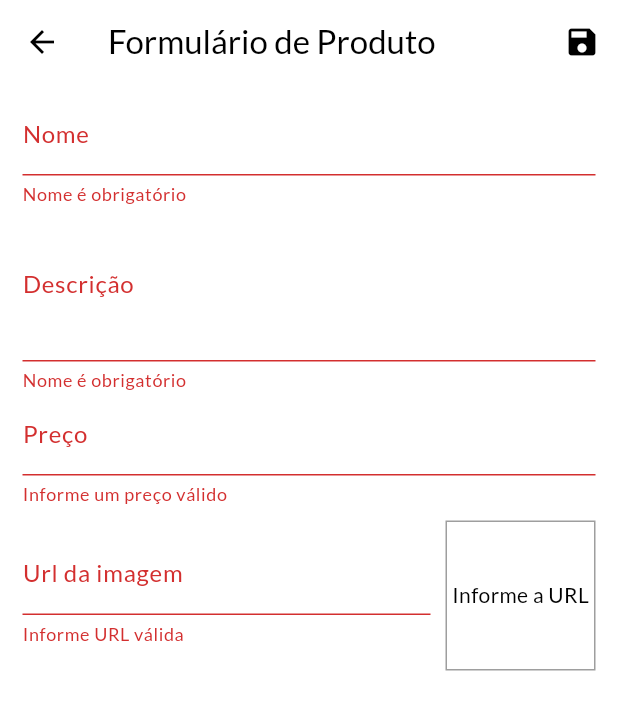
After one commit to igovyski/shop-flutter, a Flutter app: the ProductFormPage screen opened by its route, after a tap on the "save" icon, on a phone screen of 412 x 824 dp. The commit adds this screen. Shown: the top 710 px of the screen. Run offline on Flutter 3.47's test engine with Material 3 defaults, Android fonts, the phone set to English and light mode, and no system bars; network calls fail.

Commit message:
adicionando formularios

```diff
--- a/lib/components/order_widget.dart
+++ b/lib/components/order_widget.dart
@@ -50,14 +50,14 @@ class _OrderWidgetState extends State<OrderWidget> {
                       children: [
                         Text(
                           product.name,
-                          style: TextStyle(
+                          style: const TextStyle(
                             fontSize: 18,
                             fontWeight: FontWeight.bold,
                           ),
                         ),
                         Text(
                           '${product.quantidy}x R\$ ${product.price}',
-                          style: TextStyle(
+                          style: const TextStyle(
                             fontSize: 18,
                             color: Colors.grey,
                           ),
--- a/lib/components/product_grid.dart
+++ b/lib/components/product_grid.dart
@@ -1,6 +1,6 @@
 import 'package:flutter/material.dart';
 import 'package:provider/provider.dart';
-import 'package:shop/components/product_item.dart';
+import 'package:shop/components/product_grid_item.dart';
 import 'package:shop/models/product.dart';
 import 'package:shop/models/product_list.dart';
 
@@ -26,7 +26,7 @@ class ProductGrid extends StatelessWidget {
       ),
       itemBuilder: (ctx, i) => ChangeNotifierProvider.value(
         value: loadedProducts[i],
-        child: const ProductItem(),
+        child: const ProductGridItem(),
       ),
     );
   }
--- a/lib/main.dart
+++ b/lib/main.dart
@@ -5,6 +5,8 @@ import 'package:shop/models/product_list.dart';
 import 'package:shop/pages/cart_page.dart';
 import 'package:shop/pages/orders_page.dart';
 import 'package:shop/pages/product_detail_page.dart';
+import 'package:shop/pages/product_form_page.dart';
+import 'package:shop/pages/products_page.dart';
 import 'package:shop/pages/products_overview_page.dart';
 import 'package:shop/utils/app_routes.dart';
 import 'package:provider/provider.dart';
@@ -49,6 +51,8 @@ class MyApp extends StatelessWidget {
           AppRoutes.PRODUCT_DETAIL: (ctx) => const ProductDatailPage(),
           AppRoutes.CART: (ctx) => const CartPage(),
           AppRoutes.ORDERS: (ctx) => const OrdersPage(),
+          AppRoutes.PRODUCTS: (ctx) => const ProductsPage(),
+          AppRoutes.PRODUCT_FORM: (ctx) => const ProductFormPage(),
         },
         debugShowCheckedModeBanner: false,
       ),
--- a/lib/pages/product_detail_page.dart
+++ b/lib/pages/product_detail_page.dart
@@ -1,3 +1,5 @@
+// ignore_for_file: sized_box_for_whitespace
+
 import 'package:flutter/material.dart';
 import 'package:shop/models/product.dart';
 
--- /dev/null
+++ b/lib/pages/product_form_page.dart
@@ -0,0 +1,222 @@
+// ignore_for_file: no_leading_underscores_for_local_identifiers
+
+import 'package:flutter/material.dart';
+import 'package:provider/provider.dart';
+import 'package:shop/models/product.dart';
+import 'package:shop/models/product_list.dart';
+
+class ProductFormPage extends StatefulWidget {
+  const ProductFormPage({super.key});
+
+  @override
+  State<ProductFormPage> createState() => _ProductFormPageState();
+}
+
+class _ProductFormPageState extends State<ProductFormPage> {
+  final _priceFocus = FocusNode();
+  final _descriptionFocus = FocusNode();
+  final _imageUrlFocus = FocusNode();
+  final _imageUrlController = TextEditingController();
+
+  final _formKey = GlobalKey<FormState>();
+  final _formData = <String, Object>{};
+
+  @override
+  void initState() {
+    super.initState();
+    _imageUrlFocus.addListener(updateImage);
+  }
+
+  @override
+  void didChangeDependencies() {
+    super.didChangeDependencies();
+
+    if (_formData.isEmpty) {
+      final arg = ModalRoute.of(context)?.settings.arguments;
+
+      if (arg != null) {
+        final product = arg as Product;
+        _formData['id'] = product.id;
+        _formData['name'] = product.name;
+        _formData['price'] = product.price;
+        _formData['description'] = product.description;
+        _formData['imageUrl'] = product.imageUrl;
+
+        _imageUrlController.text = product.imageUrl;
+      }
+    }
+  }
+
+  @override
+  void dispose() {
+    super.dispose();
+    _priceFocus.dispose();
+    _descriptionFocus.dispose();
+    _imageUrlFocus.removeListener(updateImage);
+    _imageUrlFocus.dispose();
+  }
+
+  void updateImage() {
+    setState(() {});
+  }
+
+  bool _isValidImageUrl(String url) {
+    bool isValidUrl = Uri.tryParse(url)?.hasAbsolutePath ?? false;
+    bool endsWithFile = url.toLowerCase().endsWith('.png') ||
+        url.toLowerCase().endsWith('.jpg') ||
+        url.toLowerCase().endsWith('.jpeg');
+
+    return isValidUrl && endsWithFile;
+  }
+
+  void _submitForm() {
+    final isValid = _formKey.currentState?.validate() ?? false;
+
+    if (!isValid) {
+      return;
+    }
+
+    _formKey.currentState?.save();
+
+    Provider.of<ProductList>(context, listen: false).saveProduct(_formData);
+    Navigator.of(context).pop();
+  }
+
+  @override
+  Widget build(BuildContext context) {
+    return Scaffold(
+      appBar: AppBar(
+        title: const Text('Formulário de Produto'),
+        actions: [
+          IconButton(
+            onPressed: _submitForm,
+            icon: const Icon(Icons.save),
+          ),
+        ],
+      ),
+      body: Padding(
+        padding: const EdgeInsets.symmetric(vertical: 5, horizontal: 15),
+        child: Form(
+          key: _formKey,
+          child: ListView(
+            children: [
+              TextFormField(
+                initialValue: _formData['name']?.toString(),
+                decoration: const InputDecoration(labelText: 'Nome'),
+                textInputAction: TextInputAction.next,
+                onFieldSubmitted: (_) {
+                  FocusScope.of(context).requestFocus(_priceFocus);
+                },
+                onSaved: (name) => _formData['Name'] = name ?? '',
+                validator: (_name) {
+                  final name = _name ?? '';
+
+                  if (name.trim().isEmpty) {
+                    return 'Nome é obrigatório';
+                  }
+
+                  if (name.trim().length < 3) {
+                    return 'Mínimo 3 letras';
+                  }
+
+                  return null;
+                },
+              ),
+              TextFormField(
+                initialValue: _formData['description']?.toString(),
+                decoration: const InputDecoration(labelText: 'Descrição'),
+                focusNode: _descriptionFocus,
+                keyboardType: TextInputType.multiline,
+                maxLines: 3,
+                onSaved: (description) =>
+                    _formData['Description'] = description ?? '',
+                validator: (_description) {
+                  final description = _description ?? '';
+
+                  if (description.trim().isEmpty) {
+                    return 'Nome é obrigatório';
+                  }
+
+                  if (description.trim().length < 10) {
+                    return 'Mínimo 10 letras';
+                  }
+
+                  return null;
+                },
+              ),
+              TextFormField(
+                initialValue: _formData['price']?.toString(),
+                decoration: const InputDecoration(labelText: 'Preço'),
+                textInputAction: TextInputAction.next,
+                focusNode: _priceFocus,
+                keyboardType:
+                    const TextInputType.numberWithOptions(decimal: true),
+                onFieldSubmitted: (_) {
+                  FocusScope.of(context).requestFocus(_descriptionFocus);
+                },
+                onSaved: (price) =>
+                    _formData['Price'] = double.parse(price ?? '0'),
+                validator: (_price) {
+                  final priceString = _price ?? '';
+                  final price = double.tryParse(priceString) ?? -1;
+
+                  if (price <= 0) {
+                    return 'Informe um preço válido';
+                  }
+
+                  return null;
+                },
+              ),
+              Row(
+                children: [
+                  Expanded(
+                    child: TextFormField(
+                      decoration:
+                          const InputDecoration(labelText: 'Url da imagem'),
+                      focusNode: _imageUrlFocus,
+                      keyboardType: TextInputType.url,
+                      textInputAction: TextInputAction.done,
+                      controller: _imageUrlController,
+                      onFieldSubmitted: (_) => _submitForm(),
+                      onSaved: (imageUrl) =>
+                          _formData['ImageUrl'] = imageUrl ?? '',
+                      validator: (_imageUrl) {
+                        final imageUrl = _imageUrl ?? '';
+                        if (!_isValidImageUrl(imageUrl)) {
+                          return 'Informe URL válida';
+                        }
+
+                        return null;
+                      },
+                    ),
+                  ),
+                  Container(
+                    height: 100,
+                    width: 100,
+                    margin: const EdgeInsets.only(
+                      top: 10,
+                      left: 10,
+                    ),
+                    decoration: BoxDecoration(
+                      border: Border.all(
+                        color: Colors.grey,
+                        width: 1,
+                      ),
+                    ),
+                    alignment: Alignment.center,
+                    child: _imageUrlController.text.isEmpty
+                        ? const Text('Informe a URL')
+                        : FittedBox(
+                            fit: BoxFit.cover,
+                            child: Image.network(_imageUrlController.text),
+                          ),
+                  )
+                ],
+              ),
+            ],
+          ),
+        ),
+      ),
+    );
+  }
+}
--- a/lib/utils/app_routes.dart
+++ b/lib/utils/app_routes.dart
@@ -5,4 +5,6 @@ class AppRoutes {
   static const PRODUCT_DETAIL = '/product-detail';
   static const CART = '/cart';
   static const ORDERS = '/orders';
+  static const PRODUCTS = '/products';
+  static const PRODUCT_FORM = '/product-form';
 }
```
Also changed, not shown: lib/components/app_drawer.dart (+8 -0 lines), lib/components/cart_item_widget.dart (+23 -0 lines), lib/components/product_grid_item.dart (added, +71 -0 lines), lib/components/product_item.dart (+57 -41 lines), lib/models/cart.dart (+22 -0 lines), lib/models/product_list.dart (+42 -0 lines), lib/pages/products_page.dart (added, +44 -0 lines), 1 other file.
